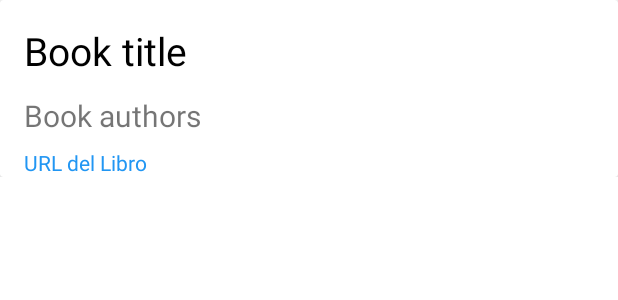
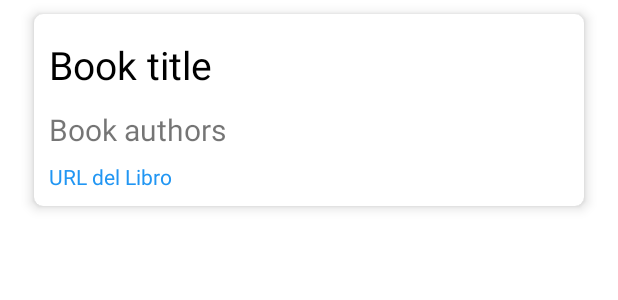
Before and after one commit to GeoDNSO/PAD, an Android app: the layout book_item.xml on its own in the app's theme, with its tools: preview values and no code run, on a phone screen of 412 x 824 dp. Shown: the top 300 px of the screen. Run offline under Robolectric (Android 15) with nearby library versions, the phone set to English and light mode, and no system bars.

Commit message:
Pr2 Funcional Con lo Opcional

```diff
--- a/Practicas/app/src/main/res/layout/book_item.xml
+++ b/Practicas/app/src/main/res/layout/book_item.xml
@@ -3,13 +3,23 @@
     xmlns:android="http://schemas.android.com/apk/res/android"
     xmlns:app="http://schemas.android.com/apk/res-auto"
     xmlns:tools="http://schemas.android.com/tools"
+    xmlns:card_view="http://schemas.android.com/apk/res-auto"
     android:layout_width="match_parent"
     android:layout_height="wrap_content"
     android:paddingBottom="10dp">
 
     <androidx.cardview.widget.CardView
+        android:id="@+id/bookCardView"
         android:layout_width="match_parent"
-        android:layout_height="match_parent">
+        android:layout_height="wrap_content"
+        card_view:cardBackgroundColor="@color/white"
+        card_view:cardCornerRadius="6dp"
+        card_view:cardElevation="5dp"
+        card_view:cardUseCompatPadding="true"
+        android:layout_marginLeft="15dp"
+        android:layout_marginRight="15dp"
+        android:foreground="?android:attr/selectableItemBackground"
+        android:clickable="true">
 
         <androidx.constraintlayout.widget.ConstraintLayout
             android:layout_width="match_parent"
@@ -17,34 +27,44 @@
 
             <TextView
                 android:id="@+id/book_item_link"
-                android:layout_width="wrap_content"
+                android:layout_width="match_parent"
                 android:layout_height="wrap_content"
+                android:layout_marginStart="10dp"
                 android:layout_marginTop="8dp"
+                android:layout_marginEnd="10dp"
+                android:layout_marginBottom="10dp"
                 android:text="@string/url_text"
+                android:textColor="@color/blue"
                 android:textSize="14sp"
-                android:textColor="@color/blue"
+                app:layout_constraintBottom_toBottomOf="parent"
+                app:layout_constraintEnd_toEndOf="parent"
                 app:layout_constraintStart_toStartOf="@+id/book_item_authors"
                 app:layout_constraintTop_toBottomOf="@+id/book_item_authors" />
 
             <TextView
                 android:id="@+id/book_item_title"
-                android:layout_width="wrap_content"
+                android:layout_width="match_parent"
                 android:layout_height="wrap_content"
-                android:layout_marginStart="16dp"
+                android:layout_marginStart="10dp"
                 android:layout_marginTop="16dp"
+                android:layout_marginEnd="10dp"
                 android:text="@string/book_title_hint"
+                android:textColor="@color/black"
                 android:textSize="26sp"
-                android:textColor="@color/black"
+                app:layout_constraintEnd_toEndOf="parent"
                 app:layout_constraintStart_toStartOf="parent"
                 app:layout_constraintTop_toTopOf="parent" />
 
             <TextView
                 android:id="@+id/book_item_authors"
-                android:layout_width="wrap_content"
+                android:layout_width="match_parent"
                 android:layout_height="wrap_content"
+                android:layout_marginStart="10dp"
                 android:layout_marginTop="12dp"
+                android:layout_marginEnd="10dp"
                 android:text="@string/book_authors_hint"
                 android:textSize="20sp"
+                app:layout_constraintEnd_toEndOf="parent"
                 app:layout_constraintStart_toStartOf="@+id/book_item_title"
                 app:layout_constraintTop_toBottomOf="@+id/book_item_title" />
 
--- a/Practicas/app/src/main/res/values/colors.xml
+++ b/Practicas/app/src/main/res/values/colors.xml
@@ -9,4 +9,5 @@
     <color name="black">#FF000000</color>
     <color name="white">#FFFFFFFF</color>
     <color name="blue">#2196F3</color>
+    <color name="light_grey">#63DCDBDB</color>
 </resources>
```
Also changed, not shown: Practicas/app/src/main/java/es/ucm/fdi/googlebooksclient/BookInfo.java (+6 -1 lines), Practicas/app/src/main/java/es/ucm/fdi/googlebooksclient/BookListAdapter.java (+30 -3 lines), Practicas/app/src/main/java/es/ucm/fdi/googlebooksclient/MainActivity.java (+9 -6 lines), Practicas/app/src/main/java/es/ucm/fdi/googlebooksclient/NestedScrollListener.java (deleted, +0 -16 lines), Practicas/app/src/main/java/es/ucm/fdi/googlebooksclient/api/BookAPI.java (+7 -2 lines), Practicas/app/src/main/res/drawable/ripple_efect.xml (added, +14 -0 lines).
